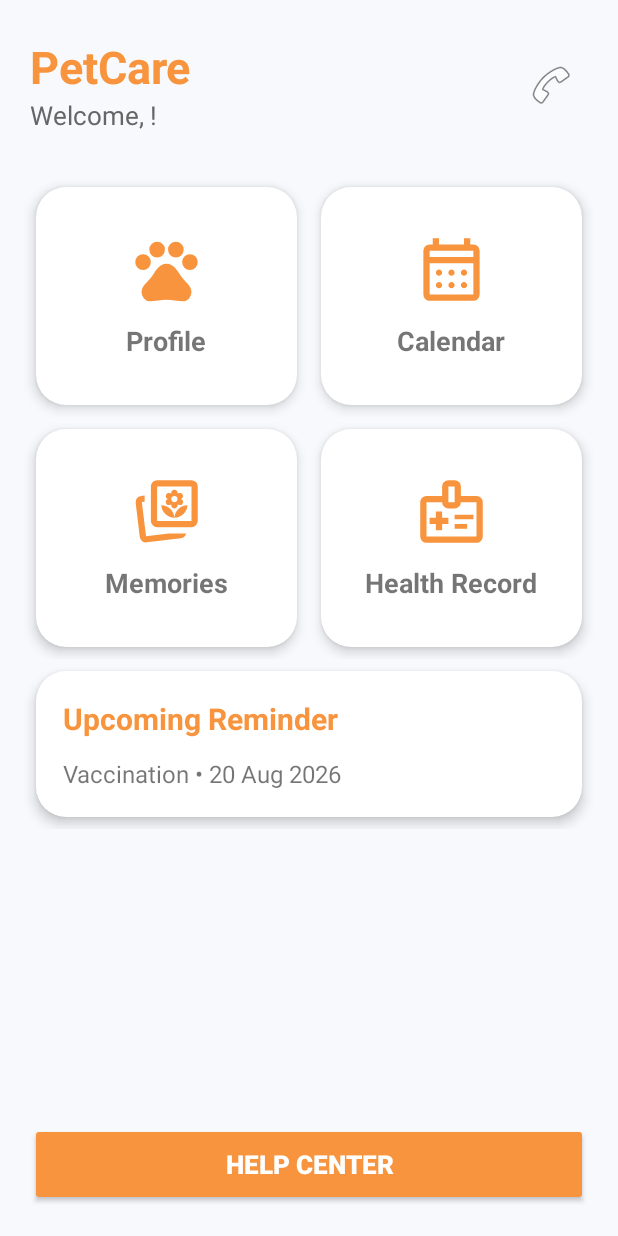
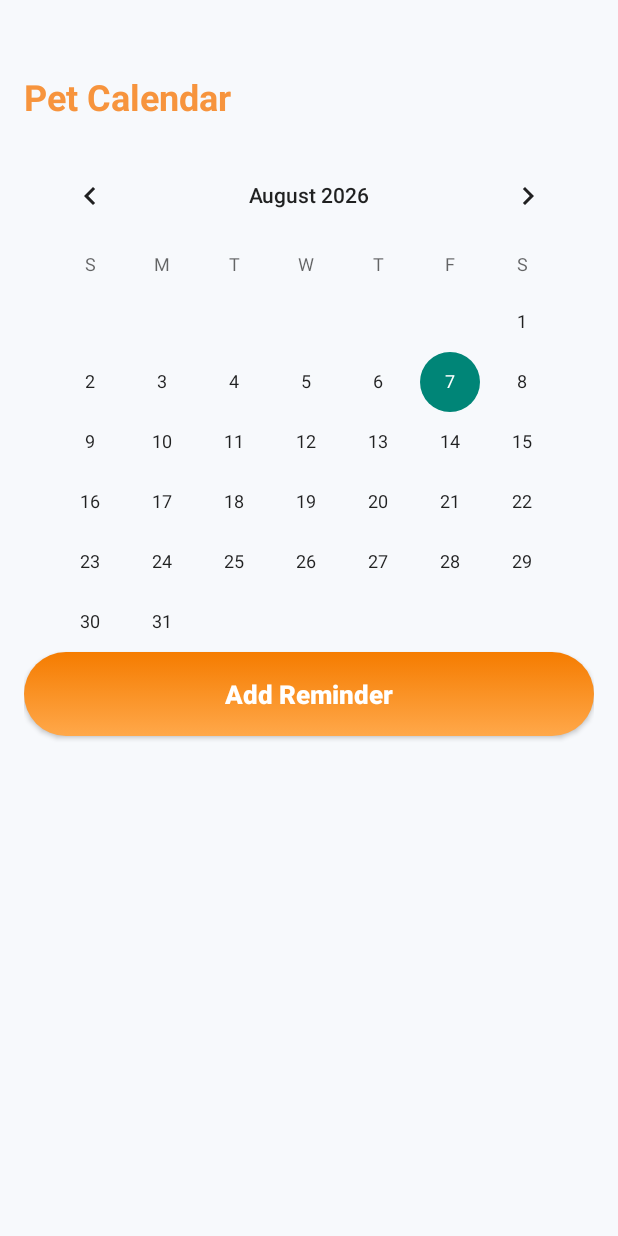
Before and after one commit to TanaySalunke2538/PetCare, an Android app: the Home screen opened directly, with no data from a screen before it, after a tap on "Calendar", on a phone screen of 412 x 824 dp. Run offline under Robolectric (Android 15) with nearby library versions, the phone set to English and light mode, and no system bars.

Commit message:
Basic Calender Feature

```diff
--- /dev/null
+++ b/app/src/main/java/com/example/petcare/AddReminderActivity.java
@@ -0,0 +1,6 @@
+package com.example.petcare;
+
+import androidx.appcompat.app.AppCompatActivity;
+
+public class AddReminderActivity extends AppCompatActivity {
+}
--- /dev/null
+++ b/app/src/main/java/com/example/petcare/Calendar.java
@@ -0,0 +1,47 @@
+package com.example.petcare;
+
+import android.content.Intent;
+import android.os.Bundle;
+import android.widget.Button;
+import android.widget.CalendarView;
+import android.widget.Toast;
+
+import androidx.appcompat.app.AppCompatActivity;
+
+public class Calendar extends AppCompatActivity {
+
+    CalendarView calendarView;
+    Button btnAddReminder;
+
+    @Override
+    protected void onCreate(Bundle savedInstanceState) {
+        super.onCreate(savedInstanceState);
+        setContentView(R.layout.calendar);
+
+        calendarView = findViewById(R.id.calendarView);
+        btnAddReminder = findViewById(R.id.btnAddReminder);
+
+        calendarView.setOnDateChangeListener(
+                (view, year, month, dayOfMonth) -> {
+
+                    String date = dayOfMonth + "/" + (month + 1) + "/" + year;
+
+                    Toast.makeText(
+                            Calendar.this,
+                            "Selected: " + date,
+                            Toast.LENGTH_SHORT
+                    ).show();
+                });
+
+        btnAddReminder.setOnClickListener(v -> {
+
+            Intent intent =
+                    new Intent(Calendar.this,
+                            AddReminderActivity.class);
+
+            startActivity(intent);
+
+        });
+
+    }
+}
--- a/app/src/main/java/com/example/petcare/Calenderpage.java
+++ /dev/null
@@ -1,4 +0,0 @@
-package com.example.petcare;
-
-public class Calenderpage {
-}
--- a/app/src/main/java/com/example/petcare/Home.java
+++ b/app/src/main/java/com/example/petcare/Home.java
@@ -46,8 +46,9 @@ public class Home extends AppCompatActivity {
 
         });
 
-        cardCalendar.setOnClickListener(v ->
-                startActivity(new Intent(Home.this, Calenderpage.class)));
+        cardCalendar.setOnClickListener(v -> {
+            startActivity(new Intent(Home.this, Calendar.class));
+        });
 
         cardReminder.setOnClickListener(v ->
                 startActivity(new Intent(Home.this, Memories.class)));
--- /dev/null
+++ b/app/src/main/res/layout/calendar.xml
@@ -0,0 +1,37 @@
+<?xml version="1.0" encoding="utf-8"?>
+
+<LinearLayout xmlns:android="http://schemas.android.com/apk/res/android"
+    android:layout_width="match_parent"
+    android:layout_height="match_parent"
+    android:orientation="vertical"
+    android:padding="16dp"
+    android:background="#F7F9FC">
+
+    <TextView
+        android:layout_width="wrap_content"
+        android:layout_height="wrap_content"
+        android:text="Pet Calendar"
+        android:layout_marginTop="32dp"
+        android:textStyle="bold"
+        android:textSize="24sp"
+        android:textColor="#F7943D"
+        android:layout_marginBottom="16dp"/>
+
+    <CalendarView
+        android:id="@+id/calendarView"
+        android:layout_width="match_parent"
+        android:layout_height="wrap_content"/>
+
+    <Button
+        android:id="@+id/btnAddReminder"
+        android:layout_width="match_parent"
+        android:layout_height="56dp"
+        android:background="@drawable/button_orange"
+        android:elevation="6dp"
+        android:text="Add Reminder"
+        android:textAllCaps="false"
+        android:textColor="#FFFFFF"
+        android:textSize="17sp"
+        android:textStyle="bold" />
+
+</LinearLayout>
--- a/app/src/main/res/layout/calenderpage.xml
+++ /dev/null
@@ -1,6 +0,0 @@
-<?xml version="1.0" encoding="utf-8"?>
-<androidx.constraintlayout.widget.ConstraintLayout xmlns:android="http://schemas.android.com/apk/res/android"
-    android:layout_width="match_parent"
-    android:layout_height="match_parent">
-
-</androidx.constraintlayout.widget.ConstraintLayout>
--- a/app/src/main/res/layout/home.xml
+++ b/app/src/main/res/layout/home.xml
@@ -13,7 +13,7 @@
         android:id="@+id/header"
         android:layout_width="0dp"
         android:layout_height="wrap_content"
-        android:layout_marginTop="12dp"
+        android:layout_marginTop="22dp"
         android:paddingHorizontal="20dp"
         android:paddingVertical="12dp"
         android:gravity="center_vertical"
```
Also changed, not shown: app/src/main/AndroidManifest.xml (+6 -1 lines).
